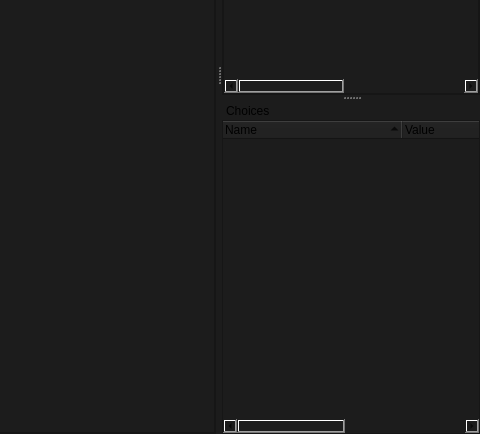
dertwist/Hammer5Tools, file smartprop_editor/main.ui: the form before one commit; both pictures show x 800 to 1280 and y 286 to 720 of the 1280 by 720 pixel window.
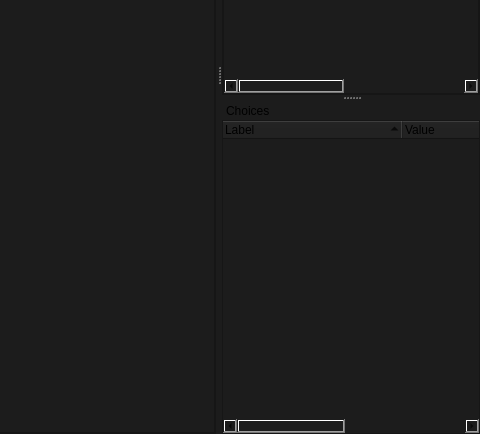
The form after the commit. Icons and pictures are not drawn.

Commit message: [SmartPropEditor] Rename Name to Label tree header

Diff of the .ui file:
```diff
--- a/smartprop_editor/main.ui
+++ b/smartprop_editor/main.ui
@@ -1165,7 +1165,7 @@
        </attribute>
        <column>
         <property name="text">
-         <string>Name</string>
+         <string>Label</string>
         </property>
        </column>
        <column>
```
The commit also changes 1 other file.
